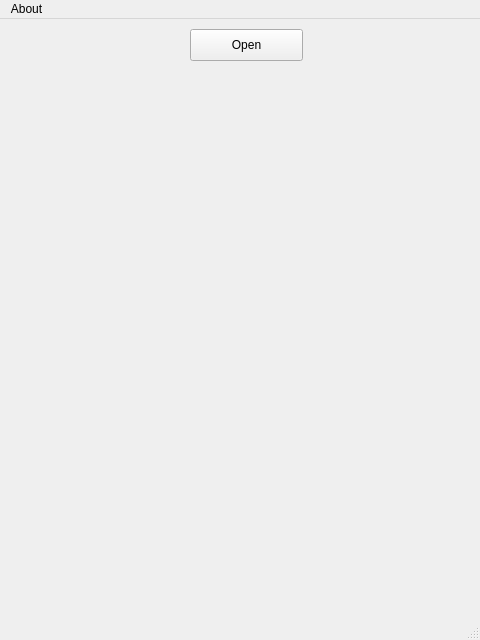
Before: the Qt Designer form src/forms/mainwindow.ui in kka-na/json-validator, drawn with Qt 5.
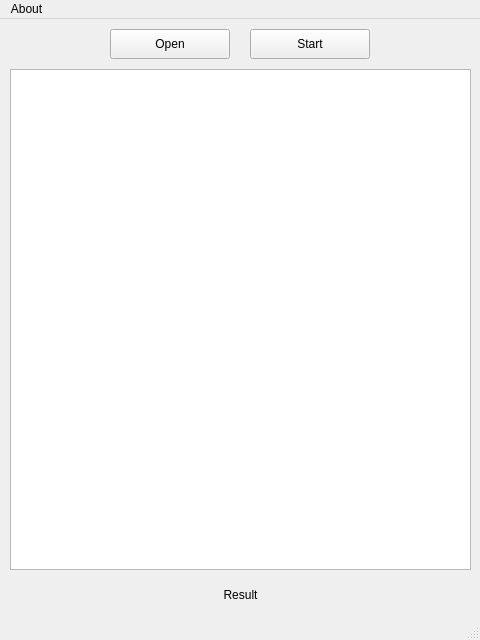
After: the same form once the commit is applied.

```diff
--- a/src/forms/mainwindow.ui
+++ b/src/forms/mainwindow.ui
@@ -17,16 +17,55 @@
    <widget class="QPushButton" name="openButton">
     <property name="geometry">
      <rect>
-      <x>190</x>
+      <x>110</x>
       <y>10</y>
-      <width>113</width>
-      <height>32</height>
+      <width>120</width>
+      <height>30</height>
      </rect>
     </property>
     <property name="text">
      <string>Open</string>
     </property>
    </widget>
+   <widget class="QPushButton" name="startButton">
+    <property name="geometry">
+     <rect>
+      <x>250</x>
+      <y>10</y>
+      <width>120</width>
+      <height>30</height>
+     </rect>
+    </property>
+    <property name="text">
+     <string>Start</string>
+    </property>
+   </widget>
+   <widget class="QLabel" name="resultLabel">
+    <property name="geometry">
+     <rect>
+      <x>10</x>
+      <y>560</y>
+      <width>461</width>
+      <height>31</height>
+     </rect>
+    </property>
+    <property name="text">
+     <string>Result</string>
+    </property>
+    <property name="alignment">
+     <set>Qt::AlignCenter</set>
+    </property>
+   </widget>
+   <widget class="QListWidget" name="listWidget">
+    <property name="geometry">
+     <rect>
+      <x>10</x>
+      <y>50</y>
+      <width>461</width>
+      <height>501</height>
+     </rect>
+    </property>
+   </widget>
   </widget>
   <widget class="QMenuBar" name="menubar">
    <property name="geometry">
```
Left out of the diff: 2 changed lines with no effect on the pictures.
